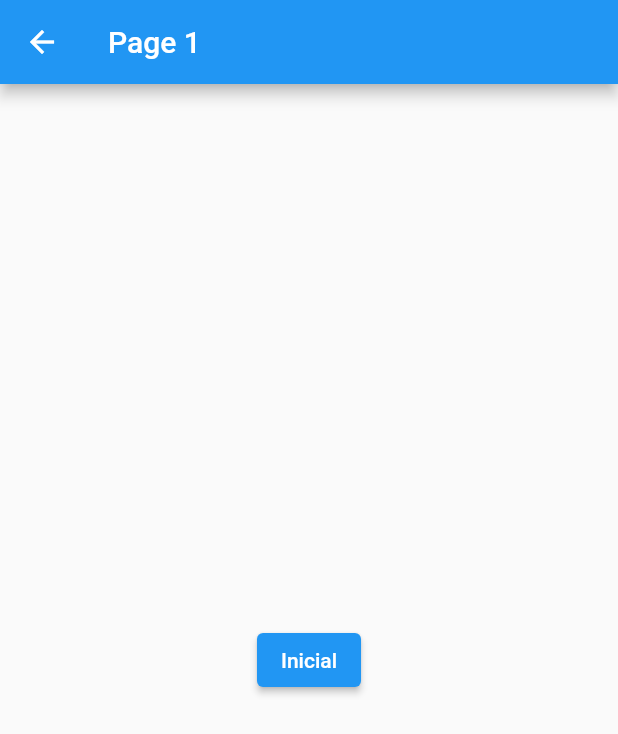
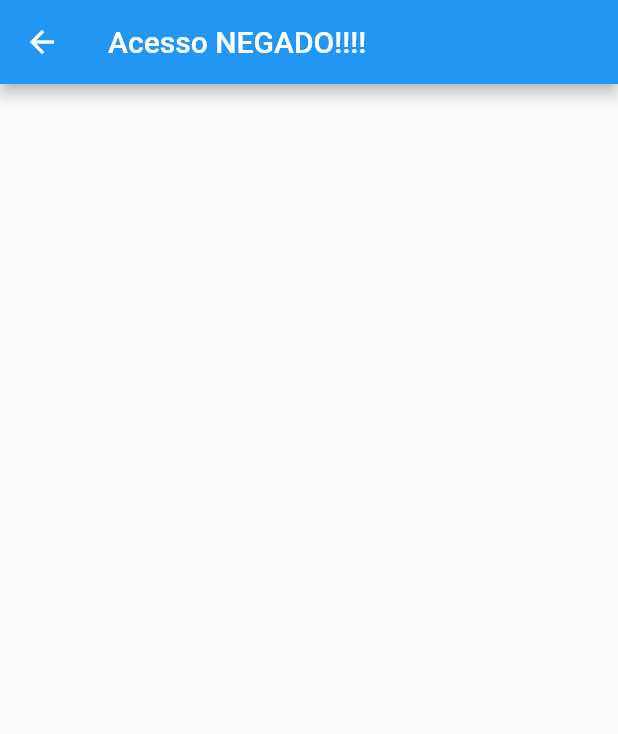
Before and after one commit to GabrielcDonato/get_named_routes, a Flutter app: the screen it shows after launch, after a tap on "Inicial", on a phone screen of 412 x 824 dp. Shown: the top 734 px of the screen. Run offline on Flutter 3.47's test engine with Material 2 defaults, Android fonts, the phone set to English and light mode, and no system bars; our stand-ins replace get.

Commit message:
using middlewares

```diff
--- a/lib/main.dart
+++ b/lib/main.dart
@@ -1,6 +1,8 @@
 import 'package:flutter/material.dart';
 import 'package:get/get.dart';
 import 'package:named_routes/pages/inicial/inicial_page1.dart';
+import 'package:named_routes/pages/middlewares/middlewares_home_page.dart';
+import 'package:named_routes/pages/middlewares/route_middlewares.dart';
 import 'package:named_routes/pages/route_not_found/route_not_found_page.dart';
 import 'package:named_routes/pages/send_parameters/arguments_param_page.dart';
 import 'package:named_routes/pages/send_parameters/path_param_page.dart';
@@ -8,6 +10,7 @@ import 'package:named_routes/pages/send_parameters/query_param_page.dart';
 import 'package:named_routes/pages/send_parameters/send_params_home_page.dart';
 
 import 'pages/home_page.dart';
+import 'pages/middlewares/acesso_negado.dart';
 
 void main() {
   runApp(const MyApp());
@@ -48,6 +51,9 @@ class MyApp extends StatelessWidget {
         GetPage(
           name: "/inicial/page1",
           page: () => const InicialPage1(),
+          middlewares: [
+            RouteMiddlewares(),
+          ],
         ),
         GetPage(
           name: "/sendParams",
@@ -67,6 +73,18 @@ class MyApp extends StatelessWidget {
             ),
           ],
         ),
+        GetPage(
+          name: "/middlewares",
+          page: () => MiddlewaresHomePage(),
+          middlewares: [
+            RouteMiddlewares(),
+            // RouteMiddlewares(priority: 1),
+          ],
+        ),
+        GetPage(
+          name: "/accessDenied",
+          page: () => AcessoNegadoPage(),
+        ),
       ],
     );
   }
--- a/lib/pages/home_page.dart
+++ b/lib/pages/home_page.dart
@@ -32,6 +32,12 @@ class HomePage extends StatelessWidget {
               },
               child: const Text("Send params"),
             ),
+            ElevatedButton(
+              onPressed: () {
+                Get.toNamed("/middlewares");
+              },
+              child: const Text("Middlewares"),
+            ),
           ],
         ),
       ),
--- /dev/null
+++ b/lib/pages/middlewares/acesso_negado.dart
@@ -0,0 +1,15 @@
+import 'package:flutter/material.dart';
+
+class AcessoNegadoPage extends StatelessWidget {
+  const AcessoNegadoPage({Key? key}) : super(key: key);
+
+  @override
+  Widget build(BuildContext context) {
+    return Scaffold(
+      appBar: AppBar(
+        title: const Text('Acesso NEGADO!!!!'),
+      ),
+      body: Container(),
+    );
+  }
+}
```
Also changed, not shown: lib/pages/middlewares/middlewares_home_page.dart (added, +24 -0 lines), lib/pages/middlewares/route_middlewares.dart (added, +62 -0 lines).
